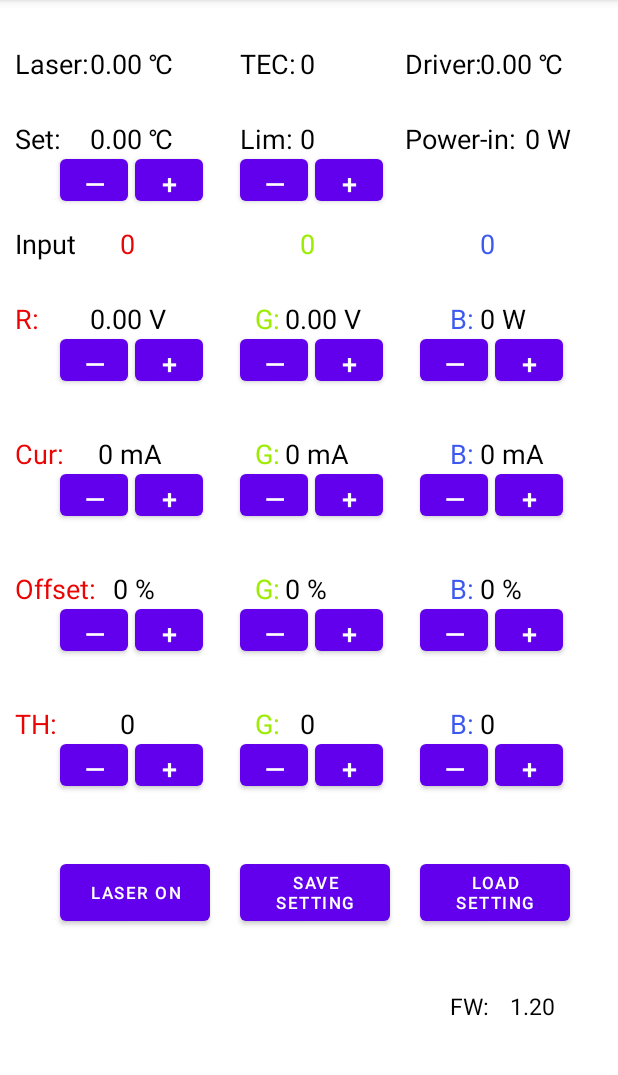
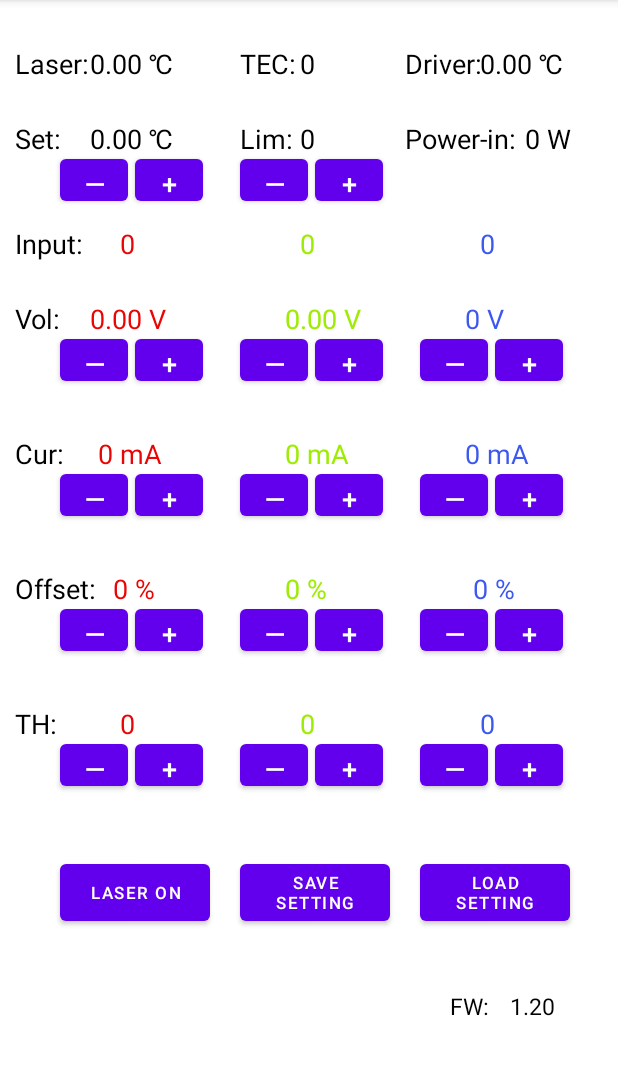
Before and after one commit to PengJay/DT20W, an Android app: the screen it shows after launch (MainActivity), on a phone screen of 412 x 824 dp, the part 84-1159 px from its top. Run offline under Robolectric (Android 15) with nearby library versions, the phone set to English and light mode, and no system bars.

Commit message:
页面布局修改

```diff
--- a/app/src/main/res/layout/activity_main.xml
+++ b/app/src/main/res/layout/activity_main.xml
@@ -176,7 +176,7 @@
         android:layout_marginTop="150dp"
         android:layout_width="wrap_content"
         android:layout_height="wrap_content"
-        android:text="Input"
+        android:text="Input:"
         android:textSize="18sp"
         android:textColor="@color/black"/>
     <TextView
@@ -218,9 +218,9 @@
         android:layout_marginTop="200dp"
         android:layout_width="wrap_content"
         android:layout_height="wrap_content"
-        android:text="R:"
+        android:text="Vol:"
         android:textSize="18sp"
-        android:textColor="@color/red"/>
+        android:textColor="@color/black"/>
     <TextView
         android:id="@+id/voltageRedData"
         android:layout_marginStart="60dp"
@@ -229,7 +229,7 @@
         android:layout_height="wrap_content"
         android:text="0.00 V"
         android:textSize="18sp"
-        android:textColor="@color/black"
+        android:textColor="@color/red"
         android:background="@color/brown"/>
 
     <Button
@@ -252,15 +252,15 @@
         android:textColor="#FFFFFF"
         android:textSize="18sp" />
 
-    <TextView
-        android:id="@+id/voltageGreen"
-        android:layout_marginStart="170dp"
-        android:layout_marginTop="200dp"
-        android:layout_width="wrap_content"
-        android:layout_height="wrap_content"
-        android:text="G:"
-        android:textSize="18sp"
-        android:textColor="#9EEC04"/>
+<!--    <TextView-->
+<!--        android:id="@+id/voltageGreen"-->
+<!--        android:layout_marginStart="170dp"-->
+<!--        android:layout_marginTop="200dp"-->
+<!--        android:layout_width="wrap_content"-->
+<!--        android:layout_height="wrap_content"-->
+<!--        android:text="G:"-->
+<!--        android:textSize="18sp"-->
+<!--        android:textColor="@color/green"/>-->
     <TextView
         android:id="@+id/voltageGreenData"
         android:layout_marginStart="190dp"
@@ -269,7 +269,7 @@
         android:layout_height="wrap_content"
         android:text="0.00 V"
         android:textSize="18sp"
-        android:textColor="@color/black"
+        android:textColor="@color/green"
         android:background="@color/brown"/>
 
 
@@ -293,24 +293,24 @@
         android:textColor="#FFFFFF"
         android:textSize="18sp" />
 
+<!--    <TextView-->
+<!--        android:id="@+id/voltageBlue"-->
+<!--        android:layout_marginStart="300dp"-->
+<!--        android:layout_marginTop="200dp"-->
+<!--        android:layout_width="wrap_content"-->
+<!--        android:layout_height="wrap_content"-->
+<!--        android:text="B:"-->
+<!--        android:textSize="18sp"-->
+<!--        android:textColor="#3D58EF"/>-->
     <TextView
-        android:id="@+id/voltageBlue"
-        android:layout_marginStart="300dp"
+        android:id="@+id/voltageBlueData"
+        android:layout_marginStart="310dp"
         android:layout_marginTop="200dp"
         android:layout_width="wrap_content"
         android:layout_height="wrap_content"
-        android:text="B:"
+        android:text="0 V"
         android:textSize="18sp"
-        android:textColor="#3D58EF"/>
-    <TextView
-        android:id="@+id/voltageBlueData"
-        android:layout_marginStart="320dp"
-        android:layout_marginTop="200dp"
-        android:layout_width="wrap_content"
-        android:layout_height="wrap_content"
-        android:text="0 W"
-        android:textSize="18sp"
-        android:textColor="@color/black"
+        android:textColor="@color/blue"
         android:background="@color/brown"/>
 
     <Button
@@ -343,7 +343,7 @@
         android:layout_height="wrap_content"
         android:text="Cur:"
         android:textSize="18sp"
-        android:textColor="@color/red"/>
+        android:textColor="@color/black"/>
     <TextView
         android:id="@+id/curRedData"
         android:layout_marginStart="65dp"
@@ -352,7 +352,7 @@
         android:layout_height="wrap_content"
         android:text="0 mA"
         android:textSize="18sp"
-        android:textColor="@color/black"
+        android:textColor="@color/red"
         android:background="@color/brown"/>
 
     <Button
@@ -375,15 +375,15 @@
         android:textColor="#FFFFFF"
         android:textSize="18sp" />
 
-    <TextView
-        android:id="@+id/curGreen"
-        android:layout_marginStart="170dp"
-        android:layout_marginTop="290dp"
-        android:layout_width="wrap_content"
-        android:layout_height="wrap_content"
-        android:text="G:"
-        android:textSize="18sp"
-        android:textColor="#9EEC04"/>
+<!--    <TextView-->
+<!--        android:id="@+id/curGreen"-->
+<!--        android:layout_marginStart="170dp"-->
+<!--        android:layout_marginTop="290dp"-->
+<!--        android:layout_width="wrap_content"-->
+<!--        android:layout_height="wrap_content"-->
+<!--        android:text="Cur:"-->
+<!--        android:textSize="18sp"-->
+<!--        android:textColor="#9EEC04"/>-->
     <TextView
         android:id="@+id/curGreenData"
         android:layout_marginStart="190dp"
@@ -392,7 +392,7 @@
         android:layout_height="wrap_content"
         android:text="0 mA"
         android:textSize="18sp"
-        android:textColor="@color/black"
+        android:textColor="@color/green"
         android:background="@color/brown"/>
 
 
@@ -416,24 +416,24 @@
         android:textColor="#FFFFFF"
         android:textSize="18sp" />
 
-    <TextView
-        android:id="@+id/curBlue"
-        android:layout_marginStart="300dp"
-        android:layout_marginTop="290dp"
-        android:layout_width="wrap_content"
-        android:layout_height="wrap_content"
-        android:text="B:"
-        android:textSize="18sp"
-        android:textColor="#3D58EF"/>
+<!--    <TextView-->
+<!--        android:id="@+id/curBlue"-->
+<!--        android:layout_marginStart="300dp"-->
+<!--        android:layout_marginTop="290dp"-->
+<!--        android:layout_width="wrap_content"-->
+<!--        android:layout_height="wrap_content"-->
+<!--        android:text="B:"-->
+<!--        android:textSize="18sp"-->
+<!--        android:textColor="#3D58EF"/>-->
     <TextView
         android:id="@+id/curBlueData"
-        android:layout_marginStart="320dp"
+        android:layout_marginStart="310dp"
         android:layout_marginTop="290dp"
         android:layout_width="wrap_content"
         android:layout_height="wrap_content"
         android:text="0 mA"
         android:textSize="18sp"
-        android:textColor="@color/black"
+        android:textColor="@color/blue"
         android:background="@color/brown"/>
 
     <Button
@@ -466,7 +466,7 @@
         android:layout_height="wrap_content"
         android:text="Offset:"
         android:textSize="18sp"
-        android:textColor="@color/red"/>
+        android:textColor="@color/black"/>
     <TextView
         android:id="@+id/offsetRedData"
         android:layout_marginStart="75dp"
@@ -475,7 +475,7 @@
         android:layout_height="wrap_content"
         android:text="0 %"
         android:textSize="18sp"
-        android:textColor="@color/black"
+        android:textColor="@color/red"
         android:background="@color/brown"/>
 
     <Button
@@ -498,15 +498,15 @@
         android:textColor="#FFFFFF"
         android:textSize="18sp" />
 
-    <TextView
-        android:id="@+id/offsetGreen"
-        android:layout_marginStart="170dp"
-        android:layout_marginTop="380dp"
-        android:layout_width="wrap_content"
-        android:layout_height="wrap_content"
-        android:text="G:"
-        android:textSize="18sp"
-        android:textColor="#9EEC04"/>
+<!--    <TextView-->
+<!--        android:id="@+id/offsetGreen"-->
+<!--        android:layout_marginStart="170dp"-->
+<!--        android:layout_marginTop="380dp"-->
+<!--        android:layout_width="wrap_content"-->
+<!--        android:layout_height="wrap_content"-->
+<!--        android:text="Offset:"-->
+<!--        android:textSize="18sp"-->
+<!--        android:textColor="#9EEC04"/>-->
 
     <TextView
         android:id="@+id/offsetGreenData"
@@ -516,7 +516,7 @@
         android:layout_marginTop="380dp"
         android:background="@color/brown"
         android:text="0 %"
-        android:textColor="@color/black"
+        android:textColor="@color/green"
         android:textSize="18sp" />
 
 
@@ -540,24 +540,24 @@
         android:textColor="#FFFFFF"
         android:textSize="18sp" />
 
-    <TextView
-        android:id="@+id/offsetBlue"
-        android:layout_marginStart="300dp"
-        android:layout_marginTop="380dp"
-        android:layout_width="wrap_content"
-        android:layout_height="wrap_content"
-        android:text="B:"
-        android:textSize="18sp"
-        android:textColor="#3D58EF"/>
+<!--    <TextView-->
+<!--        android:id="@+id/offsetBlue"-->
+<!--        android:layout_marginStart="300dp"-->
+<!--        android:layout_marginTop="380dp"-->
+<!--        android:layout_width="wrap_content"-->
+<!--        android:layout_height="wrap_content"-->
+<!--        android:text="B:"-->
+<!--        android:textSize="18sp"-->
+<!--        android:textColor="#3D58EF"/>-->
     <TextView
         android:id="@+id/offsetBlueData"
-        android:layout_marginStart="320dp"
+        android:layout_marginStart="315dp"
         android:layout_marginTop="380dp"
         android:layout_width="wrap_content"
         android:layout_height="wrap_content"
         android:text="0 %"
         android:textSize="18sp"
-        android:textColor="@color/black"
+        android:textColor="@color/blue"
         android:background="@color/brown"/>
 
     <Button
@@ -590,7 +590,7 @@
         android:layout_height="wrap_content"
         android:text="TH:"
         android:textSize="18sp"
-        android:textColor="@color/red"/>
+        android:textColor="@color/black"/>
     <TextView
         android:id="@+id/thRedRedData"
         android:layout_marginStart="80dp"
@@ -599,7 +599,7 @@
         android:layout_height="wrap_content"
         android:text="0"
         android:textSize="18sp"
-        android:textColor="@color/black"
+        android:textColor="@color/red"
         android:background="@color/brown"/>
 
     <Button
@@ -622,15 +622,15 @@
         android:textColor="#FFFFFF"
         android:textSize="18sp" />
 
-    <TextView
-        android:id="@+id/thGreen"
-        android:layout_marginStart="170dp"
-        android:layout_marginTop="470dp"
-        android:layout_width="wrap_content"
-        android:layout_height="wrap_content"
-        android:text="G:"
-        android:textSize="18sp"
-        android:textColor="#9EEC04"/>
+<!--    <TextView-->
+<!--        android:id="@+id/thGreen"-->
+<!--        android:layout_marginStart="170dp"-->
+<!--        android:layout_marginTop="470dp"-->
+<!--        android:layout_width="wrap_content"-->
+<!--        android:layout_height="wrap_content"-->
+<!--        android:text="G:"-->
+<!--        android:textSize="18sp"-->
+<!--        android:textColor="#9EEC04"/>-->
 
     <TextView
         android:id="@+id/thGreenData"
@@ -640,7 +640,7 @@
         android:layout_marginTop="470dp"
         android:background="@color/brown"
         android:text="0"
-        android:textColor="@color/black"
+        android:textColor="@color/green"
         android:textSize="18sp" />
 
 
@@ -664,15 +664,15 @@
         android:textColor="#FFFFFF"
         android:textSize="18sp" />
 
-    <TextView
-        android:id="@+id/thBlue"
-        android:layout_marginStart="300dp"
-        android:layout_marginTop="470dp"
-        android:layout_width="wrap_content"
-        android:layout_height="wrap_content"
-        android:text="B:"
-        android:textSize="18sp"
-        android:textColor="#3D58EF"/>
+<!--    <TextView-->
+<!--        android:id="@+id/thBlue"-->
+<!--        android:layout_marginStart="300dp"-->
+<!--        android:layout_marginTop="470dp"-->
+<!--        android:layout_width="wrap_content"-->
+<!--        android:layout_height="wrap_content"-->
+<!--        android:text="B:"-->
+<!--        android:textSize="18sp"-->
+<!--        android:textColor="#3D58EF"/>-->
     <TextView
         android:id="@+id/thBlueData"
         android:layout_marginStart="320dp"
@@ -681,7 +681,7 @@
         android:layout_height="wrap_content"
         android:text="0"
         android:textSize="18sp"
-        android:textColor="@color/black"
+        android:textColor="@color/blue"
         android:background="@color/brown"/>
 
     <Button
```
